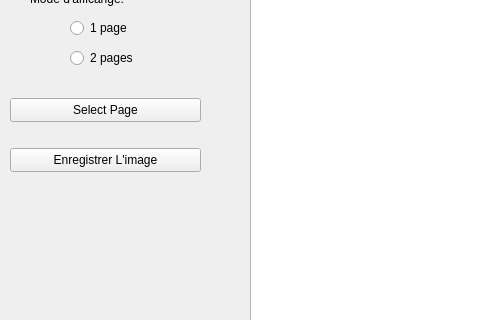
First picture: the form in CBR.ui, repository fira7s/CBR, before the edit; both pictures show x 0 to 480 and y 358 to 678 of the 878 by 796 pixel window.
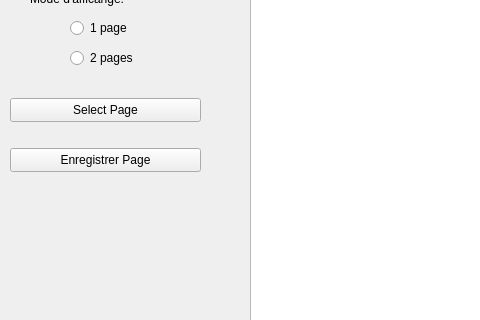
Second picture: the form after the edit.

```diff
--- a/CBR.ui
+++ b/CBR.ui
@@ -144,7 +144,7 @@
      </rect>
     </property>
     <property name="text">
-     <string>Enregistrer L'image</string>
+     <string>Enregistrer Page</string>
     </property>
    </widget>
    <widget class="QPushButton" name="SelectButton">
```
